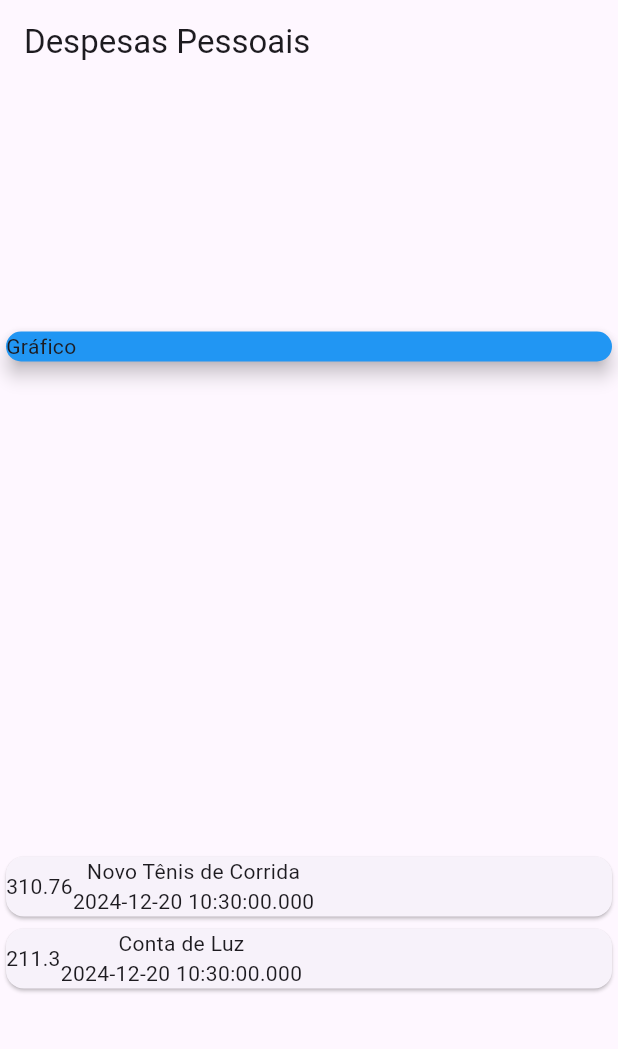
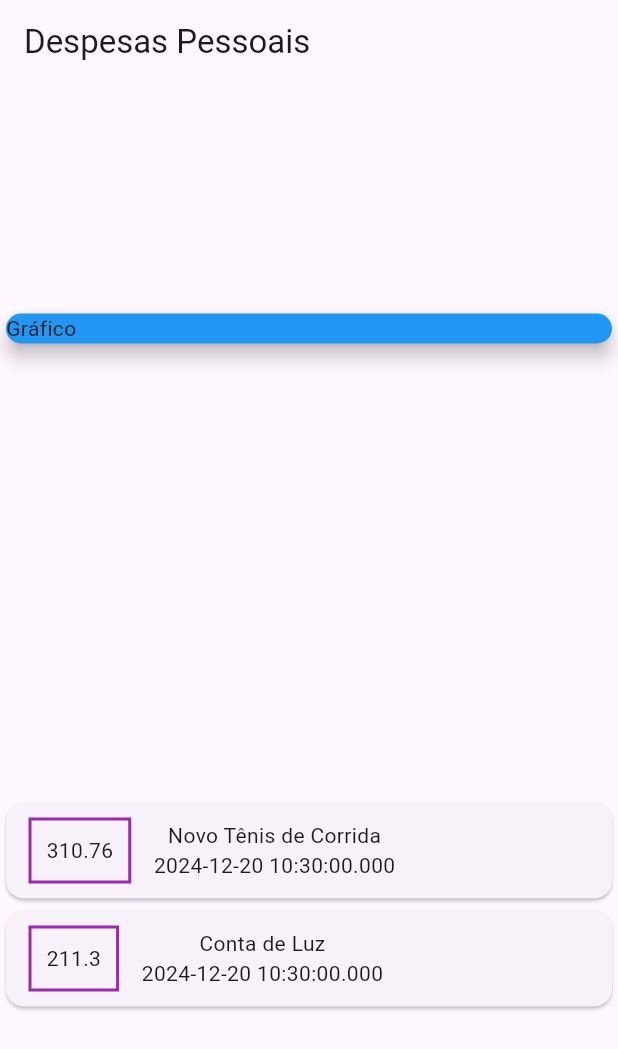
Before and after one commit to viniciusaraujo2405/projetoDespesas, a Flutter app: the screen it shows after launch, on a phone screen of 412 x 824 dp. Shown: the top 1049 px of the screen. Run offline on Flutter 3.47's test engine with Material 3 defaults, Android fonts, the phone set to English and light mode, and no system bars.

Commit message:
Aplicando estilo ao container

```diff
--- a/lib/main.dart
+++ b/lib/main.dart
@@ -53,6 +53,17 @@ class MyHomePage extends StatelessWidget {
                 child: Row(
                   children: <Widget> [
                     Container(
+                      margin: EdgeInsets.symmetric(
+                        horizontal: 15,
+                        vertical: 10,
+                      ),
+                      decoration: BoxDecoration(
+                        border: Border.all(
+                          color: Colors.purple,
+                          width: 2,
+                        ),
+                      ),
+                      padding: EdgeInsets.all(10),
                       child: Text(
                         tr.value.toString(),
                       ),
```
